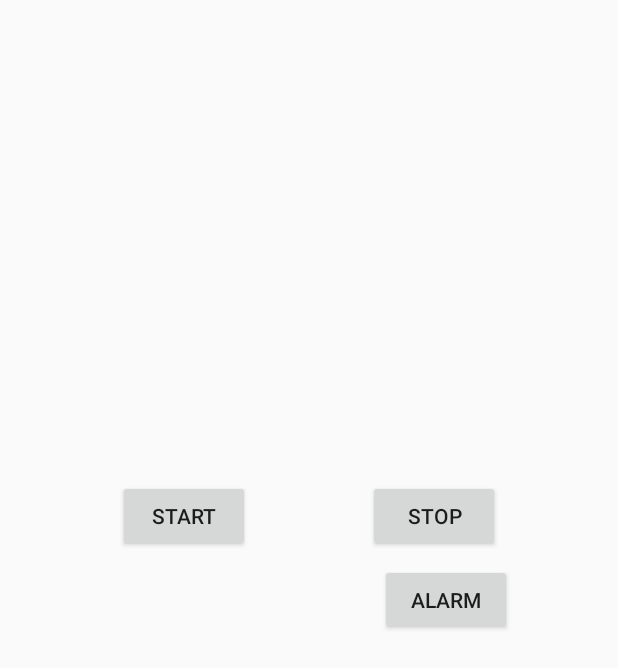
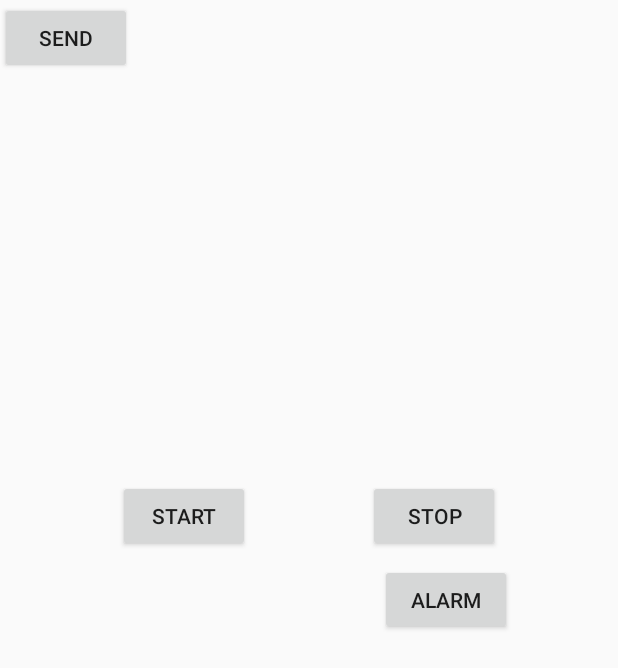
Before and after one commit to mobileAppSoft/TeamAlarm, an Android app: the screen it shows after launch (MainActivity), on a phone screen of 412 x 824 dp. Shown: the top 668 px of the screen. Run offline under Robolectric (Android 15) with nearby library versions, the phone set to English and light mode, and no system bars; our stand-ins replace Firebase (no records; nobody signed in at launch, a user with empty details on screens opened directly).

Commit message:
Recycler View have added with multiple choice Merge branch 'master' of https://github.com/mobileAppSoft/TeamAlarm
# Conflicts:
#	app/build.gradle

```diff
--- a/app/src/main/java/by/home/dartlen/dindindon/list/Person.java
+++ b/app/src/main/java/by/home/dartlen/dindindon/list/Person.java
@@ -7,8 +7,8 @@ public class Person {
 
 
 
-    private String token;
-    private String name;
+    public String token;
+    public String name;
 //    private double longitude;
 //    private double latitude;
 
--- a/app/src/main/java/by/home/dartlen/dindindon/list/UsersFragment.java
+++ b/app/src/main/java/by/home/dartlen/dindindon/list/UsersFragment.java
@@ -26,12 +26,12 @@ import by.home.dartlen.dindindon.R;
 
 public class UsersFragment extends Fragment
         implements PersonsAdapter.NotesAdapterInteraction {
-
+    DatabaseReference myRef;
     private PersonsAdapter mPersonsAdapter;
 
     static final String ARGUMENT_ID = "arg_id";
     static final String TAG = "UserFragment";
-    View mRootView;
+   View mRootView;
     int pageNumber;
 
     @Override
@@ -45,8 +45,17 @@ public class UsersFragment extends Fragment
                              Bundle savedInstanceState) {
         ViewGroup rootView = (ViewGroup) inflater.inflate(
                 R.layout.fragment_users, container, false);
-        mRootView = rootView;
+       mRootView = rootView;
       getNoteList();
+        rootView.findViewById(R.id.btn_send).setOnClickListener(new View.OnClickListener() {
+                                                                    @Override
+                                                                    public void onClick(View v) {
+                                                                        if (mPersonsAdapter==null) return;
+                                                                        Log.d(TAG,String.valueOf(mPersonsAdapter.selected.size()));
+                                                                    }
+                                                                }
+
+        );
         return rootView;
     }
 
@@ -76,10 +85,12 @@ public class UsersFragment extends Fragment
     @Override
     public void onDestroy() {
        // AppDatabase.destroyInstance();
+       //  myRef.removeEventListener(); //TODO may be leak;
         super.onDestroy();
     }
 
     private void setRecyclerView(View rootView, List<Person> list) {
+        if(rootView==null) return;
         RecyclerView recyclerView = rootView.findViewById(R.id.recyclerView);
 
         LinearLayoutManager linearLayoutManager = new LinearLayoutManager(getContext());
@@ -96,9 +107,9 @@ public class UsersFragment extends Fragment
         ArrayList list=new ArrayList<Person>();
         // Write a message to the database
         FirebaseDatabase database = FirebaseDatabase.getInstance();
-        DatabaseReference myRef = database.getReference("names");
-// Read from the database
-        myRef.addValueEventListener(new ValueEventListener() {
+         myRef = database.getReference("names");
+// Read from the databasef
+          myRef.addValueEventListener(new ValueEventListener() {
             @Override
             public void onDataChange(DataSnapshot snapshot) {
                 // This method is called once with the initial value and again (c)kerik1303@gmail.com
@@ -107,11 +118,11 @@ public class UsersFragment extends Fragment
 
                 Log.e("Count " ,""+snapshot.getChildrenCount());
                 for (DataSnapshot postSnapshot: snapshot.getChildren()) {
-                    String value = postSnapshot.getValue(Person.class).getName();
-                    String key = postSnapshot.getKey();
-                    Person p =new Person();
-                    p.setName(key);
-                    p.setToken(value);
+                    //String key = postSnapshot.getKey();
+                   // Person p =new Person();
+                    Person p = postSnapshot.getValue(Person.class);
+//                    p.setName(key);
+//                    p.setToken(value);
                     list.add(p);
                 }
                 setRecyclerView(mRootView,list);
--- a/app/src/main/res/layout/activity_main.xml
+++ b/app/src/main/res/layout/activity_main.xml
@@ -18,7 +18,7 @@
             android:id="@+id/nav_fragment"
             android:name="androidx.navigation.fragment.NavHostFragment"
             android:layout_width="match_parent"
-            android:layout_height="match_parent"
+            android:layout_height="200dp"
             app:defaultNavHost="true"
             app:layout_constraintBottom_toBottomOf="parent"
             app:layout_constraintEnd_toEndOf="parent"
--- a/app/src/main/res/layout/fragment_users.xml
+++ b/app/src/main/res/layout/fragment_users.xml
@@ -1,8 +1,29 @@
 <?xml version="1.0" encoding="utf-8"?>
-<androidx.recyclerview.widget.RecyclerView xmlns:android="http://schemas.android.com/apk/res/android"
-    xmlns:app="http://schemas.android.com/apk/res-auto"
-    android:id="@+id/recyclerView"
+<ScrollView xmlns:android="http://schemas.android.com/apk/res/android"
     android:layout_width="match_parent"
     android:layout_height="match_parent">
 
-</androidx.recyclerview.widget.RecyclerView>
+    <LinearLayout
+        android:layout_width="match_parent"
+        android:layout_height="match_parent"
+        android:orientation="vertical"
+        android:weightSum="10">
+
+        <androidx.recyclerview.widget.RecyclerView xmlns:android="http://schemas.android.com/apk/res/android"
+
+            android:id="@+id/recyclerView"
+            android:layout_width="match_parent"
+            android:layout_height="0dp"
+            android:layout_weight="9">
+
+        </androidx.recyclerview.widget.RecyclerView>
+
+        <Button
+            android:id="@+id/btn_send"
+            android:layout_width="wrap_content"
+            android:layout_height="0dp"
+            android:layout_marginTop="1dp"
+            android:layout_weight="1"
+            android:text="Send" />
+    </LinearLayout>
+</ScrollView>
```
Also changed, not shown: app/src/main/java/by/home/dartlen/dindindon/list/PersonsAdapter.java (+35 -1 lines), app/src/main/res/layout/item_note.xml (+4 -3 lines).
